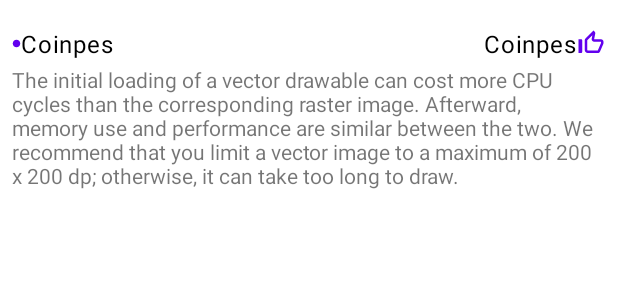
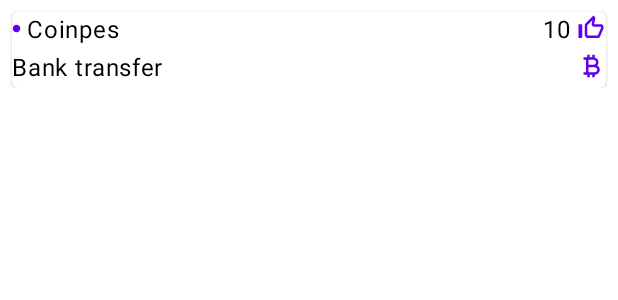
Before and after one commit to brian-kiplagat/Coinpes_App, an Android app: the layout items.xml on its own in the app's theme, with its tools: preview values and no code run, on a phone screen of 412 x 824 dp. Shown: the top 300 px of the screen. Run offline under Robolectric (Android 15) with nearby library versions, the phone set to English and light mode, and no system bars; network calls fail.

Commit message:
Add items.xml

```diff
--- a/app/src/main/res/layout/items.xml
+++ b/app/src/main/res/layout/items.xml
@@ -4,21 +4,26 @@
     xmlns:tools="http://schemas.android.com/tools"
     android:layout_width="match_parent"
     android:layout_height="wrap_content">
+<com.google.android.material.card.MaterialCardView
+    android:layout_width="match_parent"
+    android:paddingTop="10dp"
+    android:paddingBottom="10dp"
+    android:layout_margin="8dp"
+    android:layout_height="wrap_content"
+    app:layout_constraintEnd_toEndOf="parent"
+    app:layout_constraintStart_toStartOf="parent"
+    app:layout_constraintTop_toTopOf="parent"
+    android:clickable="true"
+    android:focusable="true"
+
+    >
 
     <LinearLayout
-        android:layout_margin="8dp"
     android:id="@+id/linearLayout"
-        android:layout_width="0dp"
+    android:layout_width="match_parent"
     android:layout_height="wrap_content"
     android:orientation="vertical"
-        android:paddingTop="10dp"
-        android:paddingBottom="10dp"
-        app:layout_constraintEnd_toEndOf="parent"
-        app:layout_constraintStart_toStartOf="parent"
-        app:layout_constraintTop_toTopOf="parent">
-
-
-
+    >
 
     <RelativeLayout
         android:layout_marginBottom="3dp"
@@ -32,6 +37,7 @@
             android:id="@+id/circle_image"
             android:layout_width="6dp"
             android:layout_height="6dp"
+            android:layout_marginEnd="4dp"
             android:layout_alignParentStart="true"
             app:srcCompat="@drawable/ic_baseline_circle_24"
             app:tint="@color/purple_500" />
@@ -56,6 +62,7 @@
             app:tint="@color/purple_500" />
 
         <TextView
+            android:layout_marginEnd="4dp"
             android:layout_toStartOf="@id/like_image"
             android:layout_centerVertical="true"
             android:textColor="@color/black"
@@ -63,16 +70,46 @@
             android:id="@+id/feed_positive"
             android:layout_width="wrap_content"
             android:layout_height="wrap_content"
-                android:text="@string/app_name"
+            android:text="10"
             />
     </RelativeLayout>
+
+        <RelativeLayout
+            android:layout_marginBottom="3dp"
+            android:layout_gravity="center_vertical"
+            android:layout_width="match_parent"
+            android:layout_height="wrap_content"
+            android:orientation="horizontal">
+
+
             <TextView
+                android:layout_centerVertical="true"
+               android:layout_alignParentStart="true"
+                android:textColor="@color/black"
+                style="@style/TextAppearance.Material3.BodyLarge"
                 android:id="@+id/method"
                 android:layout_width="wrap_content"
                 android:layout_height="wrap_content"
-            android:text="@string/loreum_ispsum"
+                android:text="Bank transfer"
                 />
 
+
+            <ImageView
+                android:layout_centerVertical="true"
+                android:id="@+id/currency"
+                android:layout_width="20dp"
+                android:layout_height="20dp"
+                android:layout_alignParentEnd="true"
+                app:srcCompat="@drawable/ic_baseline_currency_bitcoin_24"
+                app:tint="@color/purple_500" />
+
+
+        </RelativeLayout>
 </LinearLayout>
 
+
+
+</com.google.android.material.card.MaterialCardView>
+
+
 </androidx.constraintlayout.widget.ConstraintLayout>
```
Lines whose indentation alone changed are shown as unchanged.
